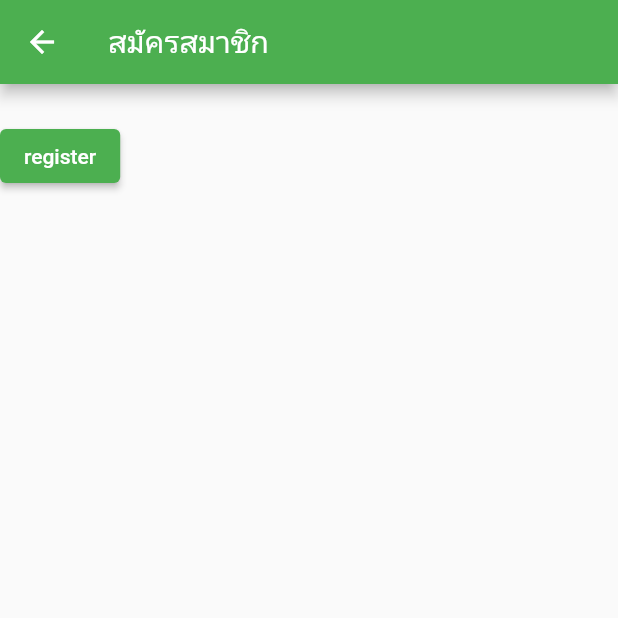
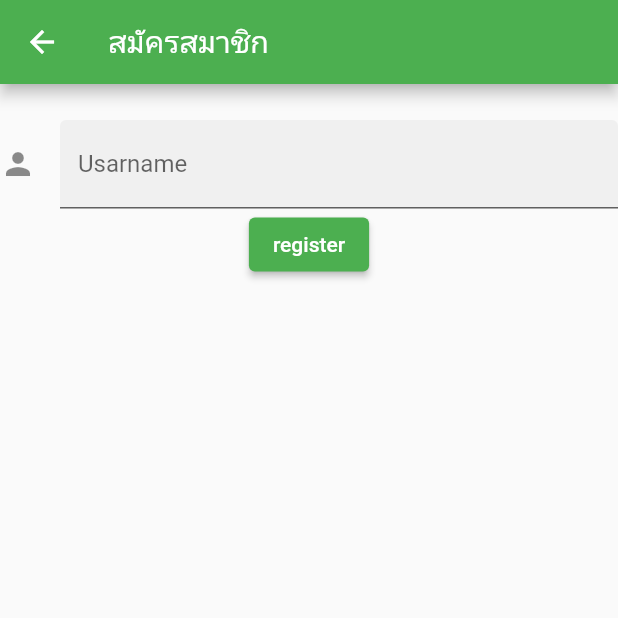
Before and after one commit to firstNT2001/myfrontendcoach, a Flutter app: the RegisterPage screen opened directly, after a tap on "register", on a phone screen of 412 x 824 dp, the top half of it. Run offline on Flutter 3.47's test engine with Material 2 defaults, Android fonts, the light colour scheme and no system bars; our stand-ins replace dio, retrofit; missing offline and left inert: flutter_facebook_auth; generated files the repository leaves out were written again; network calls fail.

Commit message:
registerUI

```diff
--- a/frontendfluttercoach/lib/page/register.dart
+++ b/frontendfluttercoach/lib/page/register.dart
@@ -1,11 +1,15 @@
 import 'dart:convert';
 import 'dart:developer';
 
+import 'package:dio/dio.dart';
 import 'package:flutter/material.dart';
 import 'package:frontendfluttercoach/model/DTO/registerCoachDTO.dart';
 import 'package:frontendfluttercoach/model/DTO/registerCusDTO.dart';
-import 'package:frontendfluttercoach/page/home.dart';
+//import 'package:frontendfluttercoach/page/home.dart';
 import 'package:frontendfluttercoach/service/register.dart';
+import 'package:provider/provider.dart';
+import 'package:http/http.dart' as http;
+import '../service/provider/appdata.dart';
 
 
 class RegisterPage extends StatefulWidget {
@@ -16,6 +20,9 @@
 }
 
 class _RegisterPageState extends State<RegisterPage> {
+ final GlobalKey<FormFieldState<String>> _passwordFieldKey =
+      GlobalKey<FormFieldState<String>>();
+
   late String _username;
 	late String _password;
 	late String _email;
@@ -41,9 +48,19 @@
   late int cid;
 
   late RegisterService registerService;
+
   int? _selectedChoice;
   final formKey = GlobalKey<FormState>();
   //RegisterCusFromJson profileCus = RegisterCusFromJson();
+  @override
+  void initState() {
+    super.initState();
+  // 2.1 object ของ service โดยต้องส่ง baseUrl (จาก provider) เข้าไปด้วย
+    registerService =
+        RegisterService(Dio(), baseUrl: context.read<AppData>().baseurl);
+  // 2.2 async method
+    // loadDataMethod = loadData();
+  }
   @override
   Widget build(BuildContext context) {
     return Scaffold(
@@ -53,11 +70,44 @@
       body : Column(
         children: <Widget>[
         const SizedBox(height:  24.0),
+        TextFormField(
+            decoration: const InputDecoration(
+              border: UnderlineInputBorder(),
+              filled: true,
+              icon: Icon(Icons.person),
+              hintText: 'Your Usarname address',
+              labelText: 'Usarname',
+            ),
+            keyboardType: TextInputType.emailAddress,
+            onSaved: (String? value) {
+              this._username = value!;
+              log(_username);
+            },
+            //validator: _validateName,
+            // onFieldSubmitted: (String value) {
+            //   setState(() {
+            //     this._email = value;
+            //     log(this._email);
+            //   });
+            // },
+
+          ),
           ElevatedButton(
           onPressed: () async{
+            this._username = "pp";
+            this._password = "1234";
+            this._email = "p22sadqwe@gmail.com";
+            this._fullName = "ppppp";
+            this._birthday = "2002-03-14T00:00:00Z";
+            this._gender = "2";
+            this._phone = "084621238";
+            this._image = "null";
+
+            this._qualification = "tttt";
+            this._property = "dkaskodkaso";
+
            if (this._type == true) {
-                    RegisterCoachDto coachDTO =
-                      RegisterCoachDto(username: this._username,
+                    RegisterCoachDto coachDTO = RegisterCoachDto(username: this._username,
                         password: this._password, email: this._email, fullName: this._fullName,
                         birthday: this._birthday, gender: this._gender,phone: this._phone,
                         image: this._image, qualification: this._qualification, property: this._property
```
Also changed, not shown: frontendfluttercoach/lib/page/login.dart (+25 -14 lines).
